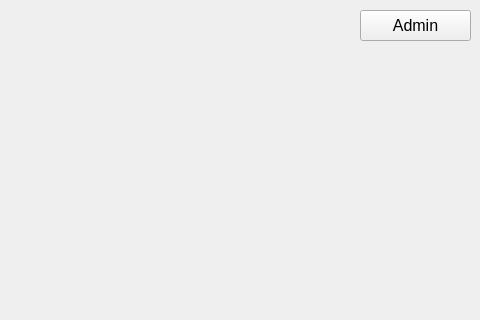
SubtractIt/CS1D-Project-2, file Colleges/mainwindow.ui: the form before one commit; both pictures show x 320 to 800 and y 0 to 320 of the 800 by 600 pixel window.
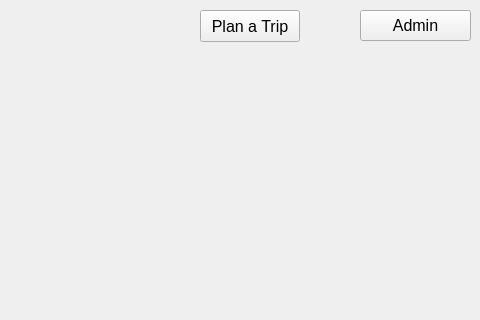
The form after the commit.

Commit message: Continue trip implementation

```diff
--- a/Colleges/mainwindow.ui
+++ b/Colleges/mainwindow.ui
@@ -32,6 +32,19 @@
      <string>Admin</string>
     </property>
    </widget>
+   <widget class="QPushButton" name="pushButton">
+    <property name="geometry">
+     <rect>
+      <x>520</x>
+      <y>10</y>
+      <width>100</width>
+      <height>32</height>
+     </rect>
+    </property>
+    <property name="text">
+     <string>Plan a Trip</string>
+    </property>
+   </widget>
   </widget>
   <widget class="QMenuBar" name="menubar">
    <property name="geometry">
```
The commit also changes 16 other files.
